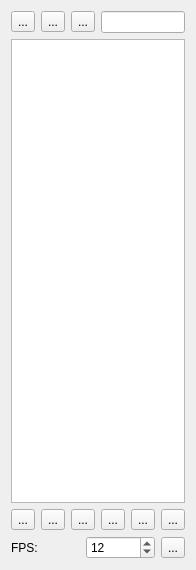
Old version of the form krita/plugins/extensions/dockers/flipbook/wdgflipbookdocker.ui in the repository KDE/calligra.
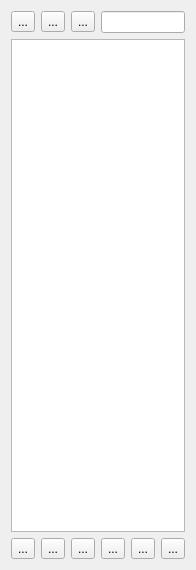
New version of the form. Custom widgets are drawn as their Qt base class.

Commit message: remove animation tools

What changed in the file:
```diff
--- a/krita/plugins/extensions/dockers/flipbook/wdgflipbookdocker.ui
+++ b/krita/plugins/extensions/dockers/flipbook/wdgflipbookdocker.ui
@@ -101,45 +101,9 @@
      </item>
     </layout>
    </item>
-   <item>
-    <layout class="QHBoxLayout" name="horizontalLayout_3">
-     <item>
-      <widget class="QLabel" name="label">
-       <property name="text">
-        <string>FPS:</string>
-       </property>
-      </widget>
-     </item>
-     <item>
-      <widget class="KIntSpinBox" name="intFps">
-       <property name="minimum">
-        <number>1</number>
-       </property>
-       <property name="maximum">
-        <number>48</number>
-       </property>
-       <property name="value">
-        <number>12</number>
-       </property>
-      </widget>
-     </item>
-     <item>
-      <widget class="QToolButton" name="bnAnimate">
-       <property name="text">
-        <string>...</string>
-       </property>
-      </widget>
-     </item>
-    </layout>
-   </item>
   </layout>
  </widget>
  <customwidgets>
-  <customwidget>
-   <class>KIntSpinBox</class>
-   <extends>QSpinBox</extends>
-   <header>knuminput.h</header>
-  </customwidget>
   <customwidget>
    <class>FlipbookView</class>
    <extends>QListView</extends>
```
